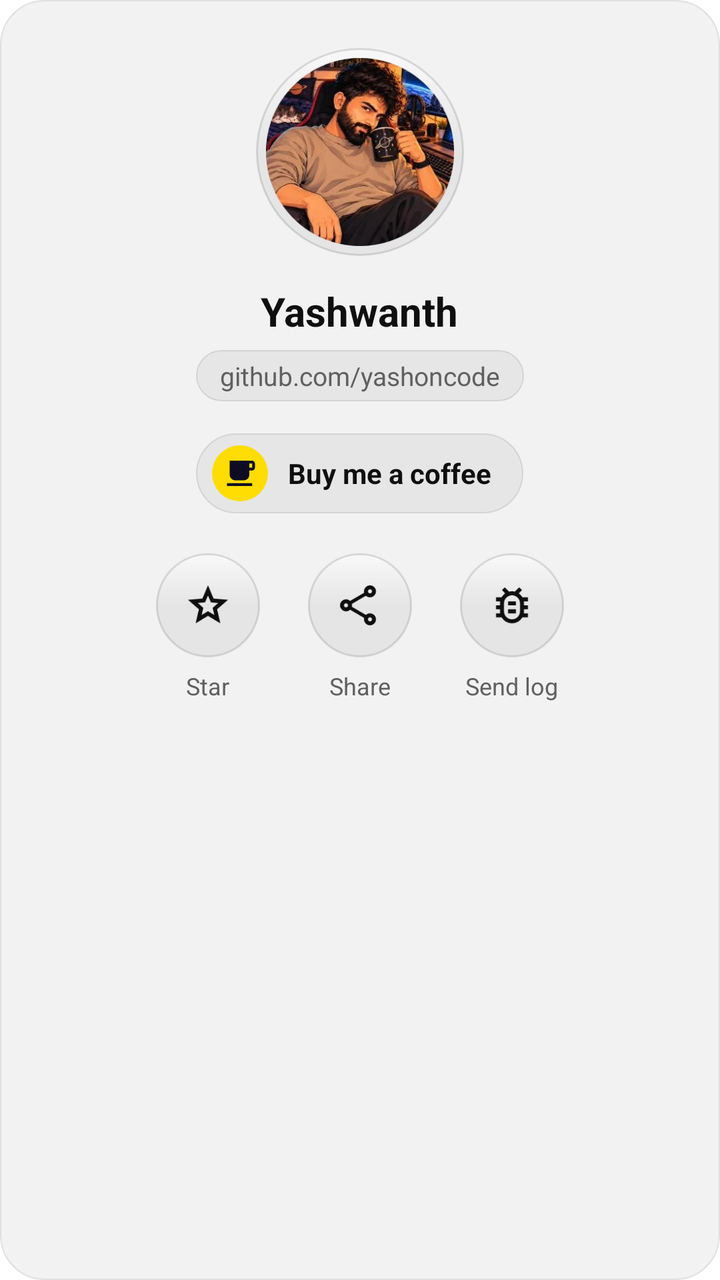
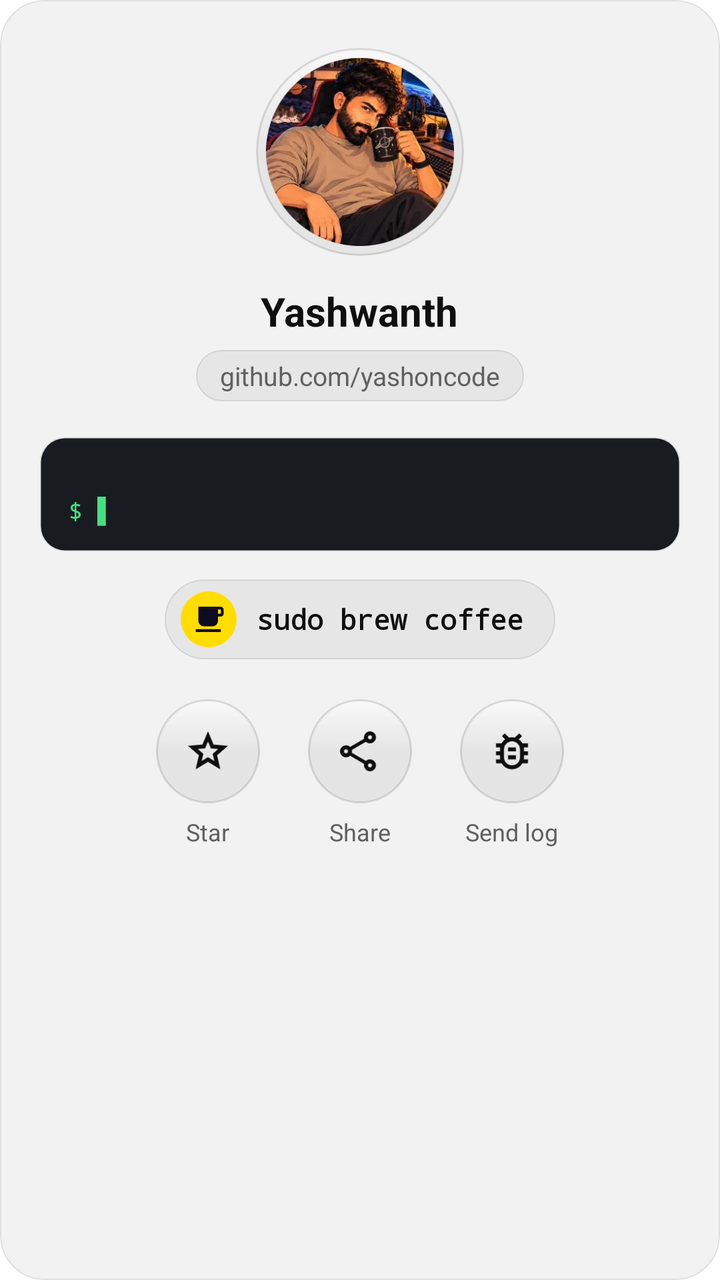

Compare the two renders of this Android layout. The source of the first and the diff that turns it into the second are given below.
<!-- AndroidManifest.xml: application theme Theme.NewTube -->
<!-- res/layout/item_mobile_about_header.xml -->
<?xml version="1.0" encoding="utf-8"?>
<LinearLayout xmlns:android="http://schemas.android.com/apk/res/android"
    android:layout_width="match_parent"
    android:layout_height="wrap_content"
    android:layout_marginStart="@dimen/mobile_settings_row_inset"
    android:layout_marginTop="8dp"
    android:layout_marginEnd="@dimen/mobile_settings_row_inset"
    android:layout_marginBottom="16dp"
    android:background="@drawable/bg_glass_card"
    android:gravity="center_horizontal"
    android:orientation="vertical"
    android:paddingTop="24dp"
    android:paddingBottom="20dp">

    <ImageView
        android:id="@+id/about_avatar"
        android:layout_width="104dp"
        android:layout_height="104dp"
        android:background="@drawable/bg_glass_circle"
        android:importantForAccessibility="no"
        android:padding="5dp"
        android:scaleType="fitCenter"
        android:src="@drawable/about_avatar" />

    <TextView
        android:id="@+id/about_name"
        android:layout_width="wrap_content"
        android:layout_height="wrap_content"
        android:layout_marginTop="14dp"
        android:text="@string/mobile_about_dev_name"
        android:textColor="@color/mobile_color_on_surface"
        android:textSize="20sp"
        android:textStyle="bold" />

    <TextView
        android:id="@+id/about_handle"
        android:layout_width="wrap_content"
        android:layout_height="wrap_content"
        android:layout_marginTop="6dp"
        android:background="@drawable/bg_glass_pill"
        android:paddingStart="12dp"
        android:paddingTop="4dp"
        android:paddingEnd="12dp"
        android:paddingBottom="4dp"
        android:text="@string/mobile_about_dev_handle"
        android:textColor="@color/mobile_color_on_surface_secondary"
        android:textSize="13sp" />

    <LinearLayout
        android:id="@+id/about_coffee"
        android:layout_width="wrap_content"
        android:layout_height="wrap_content"
        android:layout_marginTop="16dp"
        android:background="@drawable/bg_glass_pill"
        android:clickable="true"
        android:focusable="true"
        android:foreground="?attr/selectableItemBackground"
        android:gravity="center_vertical"
        android:orientation="horizontal"
        android:paddingStart="8dp"
        android:paddingTop="6dp"
        android:paddingEnd="16dp"
        android:paddingBottom="6dp">

        <ImageView
            android:layout_width="28dp"
            android:layout_height="28dp"
            android:importantForAccessibility="no"
            android:src="@drawable/ic_settings_coffee" />

        <TextView
            android:layout_width="wrap_content"
            android:layout_height="wrap_content"
            android:layout_marginStart="10dp"
            android:text="@string/mobile_settings_coffee"
            android:textColor="@color/mobile_color_on_surface"
            android:textSize="14sp"
            android:textStyle="bold" />

    </LinearLayout>

    <LinearLayout
        android:layout_width="wrap_content"
        android:layout_height="wrap_content"
        android:layout_marginTop="20dp"
        android:orientation="horizontal">

        <LinearLayout
            android:id="@+id/about_star"
            android:layout_width="wrap_content"
            android:layout_height="wrap_content"
            android:layout_marginStart="12dp"
            android:layout_marginEnd="12dp"
            android:background="?attr/selectableItemBackgroundBorderless"
            android:clickable="true"
            android:contentDescription="@string/mobile_about_star"
            android:focusable="true"
            android:gravity="center_horizontal"
            android:orientation="vertical">

            <ImageView
                android:layout_width="52dp"
                android:layout_height="52dp"
                android:background="@drawable/bg_glass_circle"
                android:importantForAccessibility="no"
                android:padding="14dp"
                android:src="@drawable/ic_about_star"
                android:tint="@color/mobile_color_on_surface" />

            <TextView
                android:layout_width="wrap_content"
                android:layout_height="wrap_content"
                android:layout_marginTop="6dp"
                android:importantForAccessibility="no"
                android:text="@string/mobile_about_star_short"
                android:textColor="@color/mobile_color_on_surface_secondary"
                android:textSize="12sp" />

        </LinearLayout>

        <LinearLayout
            android:id="@+id/about_share"
            android:layout_width="wrap_content"
            android:layout_height="wrap_content"
            android:layout_marginStart="12dp"
            android:layout_marginEnd="12dp"
            android:background="?attr/selectableItemBackgroundBorderless"
            android:clickable="true"
            android:contentDescription="@string/mobile_about_share"
            android:focusable="true"
            android:gravity="center_horizontal"
            android:orientation="vertical">

            <ImageView
                android:layout_width="52dp"
                android:layout_height="52dp"
                android:background="@drawable/bg_glass_circle"
                android:importantForAccessibility="no"
                android:padding="14dp"
                android:src="@drawable/ic_about_share"
                android:tint="@color/mobile_color_on_surface" />

            <TextView
                android:layout_width="wrap_content"
                android:layout_height="wrap_content"
                android:layout_marginTop="6dp"
                android:importantForAccessibility="no"
                android:text="@string/mobile_about_share_short"
                android:textColor="@color/mobile_color_on_surface_secondary"
                android:textSize="12sp" />

        </LinearLayout>

        <LinearLayout
            android:id="@+id/about_log"
            android:layout_width="wrap_content"
            android:layout_height="wrap_content"
            android:layout_marginStart="12dp"
            android:layout_marginEnd="12dp"
            android:background="?attr/selectableItemBackgroundBorderless"
            android:clickable="true"
            android:contentDescription="@string/diagnostic_log_send"
            android:focusable="true"
            android:gravity="center_horizontal"
            android:orientation="vertical">

            <ImageView
                android:layout_width="52dp"
                android:layout_height="52dp"
                android:background="@drawable/bg_glass_circle"
                android:importantForAccessibility="no"
                android:padding="14dp"
                android:src="@drawable/ic_about_bug_report"
                android:tint="@color/mobile_color_on_surface" />

            <TextView
                android:layout_width="wrap_content"
                android:layout_height="wrap_content"
                android:layout_marginTop="6dp"
                android:importantForAccessibility="no"
                android:text="@string/mobile_about_log_short"
                android:textColor="@color/mobile_color_on_surface_secondary"
                android:textSize="12sp" />

        </LinearLayout>

    </LinearLayout>

</LinearLayout>
<!-- resources referenced by this layout -->
<resources>
  <color name="mobile_color_on_surface">#0F0F0F</color>
  <dimen name="mobile_settings_row_inset">16dp</dimen>
  <string name="mobile_about_star_short">Star</string>
  <style name="Theme.NewTube" parent="Theme.MaterialComponents.DayNight.NoActionBar">
          
          <item name="android:windowSplashScreenAnimatedIcon" tools:targetApi="31">@drawable/splash_play_still</item>
          
          <item name="meetubeLoader">@drawable/avd_neon_ring</item>
          <item name="android:progressBarStyle">@style/Widget.MeeTube.Loader</item>
          <item name="android:progressBarStyleLarge">@style/Widget.MeeTube.Loader.Large</item>
          <item name="android:progressBarStyleSmall">@style/Widget.MeeTube.Loader.Small</item>
          <item name="colorPrimary">@color/mobile_color_primary</item>
          <item name="colorPrimaryDark">@color/mobile_color_primary_dark</item>
          
          <item name="colorAccent">@color/mobile_color_on_surface</item>
          <item name="colorSecondary">@color/mobile_color_on_surface</item>
          <item name="colorControlActivated">@color/mobile_color_on_surface</item>
          <item name="android:colorBackground">@color/mobile_color_background</item>
          <item name="colorSurface">@color/mobile_color_surface</item>
          <item name="colorOnSurface">@color/mobile_color_on_surface</item>
          <item name="android:windowBackground">@color/mobile_color_background</item>
          
          <item name="android:statusBarColor">@color/mobile_color_background</item>
          <item name="android:navigationBarColor">@color/mobile_color_navigation_bar</item>
          <item name="android:windowLightStatusBar">@bool/mobile_light_system_bars</item>
          <item name="android:windowLightNavigationBar" tools:targetApi="27">@bool/mobile_light_system_bars</item>
          
          <item name="android:windowOptOutEdgeToEdgeEnforcement" tools:targetApi="35">true</item>
          
          <item name="bottomSheetDialogTheme">@style/ThemeOverlay.NewTube.BottomSheetDialog</item>
          <item name="android:windowAnimationStyle">@style/BrowseWindowAnimation</item>
          
          <item name="textAppearanceButton">@style/TextAppearance.NewTube.Button</item>
          
          <item name="snackbarButtonStyle">@style/Widget.NewTube.Snackbar.Action</item>
          
          <item name="snackbarStyle">@style/Widget.MeeTube.Snackbar</item>
          
          <item name="switchStyle">@style/Widget.MeeTube.Switch</item>
      </style>
  <color name="meetube_glass_fill">#0D000000</color>
  <color name="meetube_glass_stroke">#1A000000</color>
  <color name="meetube_glass_sheen">#80FFFFFF</color>
  <color name="meetube_glass_rim">#1F000000</color>
  <color name="mobile_color_primary">#FF453A</color>
  <color name="mobile_color_background">#FFFFFF</color>
  <color name="mobile_color_surface">#FFFFFF</color>
  <color name="splash_mono">#FF000000</color>
  <color name="meetube_sheet_glass">#D6FFFFFF</color>
  <dimen name="meetube_sheet_max_width">640dp</dimen>
  <color name="meetube_switch_off">#E3E3E8</color>
  <!-- unchanged entries left out for length: 36 -->
</resources>

<!-- the commit's change to res/layout/item_mobile_about_header.xml (unified diff, before → after) -->
@@ -46,11 +46,63 @@
         android:textColor="@color/mobile_color_on_surface_secondary"
         android:textSize="13sp" />
 
+    
+    <LinearLayout
+        android:id="@+id/about_terminal_box"
+        android:layout_width="match_parent"
+        android:layout_height="wrap_content"
+        android:layout_marginStart="20dp"
+        android:layout_marginTop="18dp"
+        android:layout_marginEnd="20dp"
+        android:background="@drawable/bg_about_terminal"
+        android:orientation="vertical"
+        android:paddingStart="14dp"
+        android:paddingTop="10dp"
+        android:paddingEnd="14dp"
+        android:paddingBottom="12dp">
+
+        <TextView
+            android:id="@+id/about_terminal"
+            android:layout_width="wrap_content"
+            android:layout_height="wrap_content"
+            android:fontFamily="monospace"
+            android:lineSpacingExtra="2dp"
+            android:textColor="#E6EDF3"
+            android:textSize="12sp" />
+
+        <LinearLayout
+            android:layout_width="wrap_content"
+            android:layout_height="wrap_content"
+            android:layout_marginTop="2dp"
+            android:importantForAccessibility="noHideDescendants"
+            android:orientation="horizontal">
+
+            <TextView
+                android:layout_width="wrap_content"
+                android:layout_height="wrap_content"
+                android:fontFamily="monospace"
+                android:text="$ "
+                android:textColor="#4ADE80"
+                android:textSize="12sp" />
+
+            <TextView
+                android:id="@+id/about_cursor"
+                android:layout_width="wrap_content"
+                android:layout_height="wrap_content"
+                android:fontFamily="monospace"
+                android:text="▌"
+                android:textColor="#4ADE80"
+                android:textSize="12sp" />
+
+        </LinearLayout>
+
+    </LinearLayout>
+
     <LinearLayout
         android:id="@+id/about_coffee"
         android:layout_width="wrap_content"
         android:layout_height="wrap_content"
-        android:layout_marginTop="16dp"
+        android:layout_marginTop="14dp"
         android:background="@drawable/bg_glass_pill"
         android:clickable="true"
         android:focusable="true"
@@ -72,7 +124,9 @@
             android:layout_width="wrap_content"
             android:layout_height="wrap_content"
             android:layout_marginStart="10dp"
-            android:text="@string/mobile_settings_coffee"
+            android:contentDescription="@string/mobile_settings_coffee"
+            android:fontFamily="monospace"
+            android:text="@string/mobile_about_coffee_cta"
             android:textColor="@color/mobile_color_on_surface"
             android:textSize="14sp"
             android:textStyle="bold" />
@@ -80,6 +134,7 @@
     </LinearLayout>
 
     <LinearLayout
+        android:id="@+id/about_buttons"
         android:layout_width="wrap_content"
         android:layout_height="wrap_content"
         android:layout_marginTop="20dp"
<!-- resource entries referenced after the edit -->
@@ -2,8 +2,22 @@
 <resources>
   <color name="mobile_color_on_surface">#0F0F0F</color>
   <dimen name="mobile_settings_row_inset">16dp</dimen>
+  <!-- drawable bg_about_terminal (drawable) -->
+  <?xml version="1.0" encoding="utf-8"?>
+  <shape xmlns:android="http://schemas.android.com/apk/res/android"
+      android:shape="rectangle">
+      <corners android:radius="12dp" />
+      <solid android:color="#F20D1117" />
+      <stroke
+          android:width="1dp"
+          android:color="@color/meetube_glass_rim" />
+  </shape>
+  <string name="mobile_about_coffee_cta" translatable="false">sudo brew coffee</string>
   <string name="mobile_about_star_short">Star</string>
   <style name="Theme.NewTube" parent="Theme.MaterialComponents.DayNight.NoActionBar">
+          
+          <item name="android:scrollViewStyle">@style/Widget.MeeTube.NoScrollbars.ScrollView</item>
+          <item name="android:listViewStyle">@style/Widget.MeeTube.NoScrollbars.ListView</item>
           
           <item name="android:windowSplashScreenAnimatedIcon" tools:targetApi="31">@drawable/splash_play_still</item>
           
@@ -43,6 +57,12 @@
   <color name="meetube_glass_fill">#0D000000</color>
   <color name="meetube_glass_stroke">#1A000000</color>
   <color name="meetube_glass_sheen">#80FFFFFF</color>
+  <style name="Widget.MeeTube.NoScrollbars.ScrollView" parent="android:Widget.ScrollView">
+          <item name="android:scrollbars">none</item>
+      </style>
+  <style name="Widget.MeeTube.NoScrollbars.ListView" parent="android:Widget.ListView">
+          <item name="android:scrollbars">none</item>
+      </style>
   <color name="meetube_glass_rim">#1F000000</color>
   <color name="mobile_color_primary">#FF453A</color>
   <color name="mobile_color_background">#FFFFFF</color>
